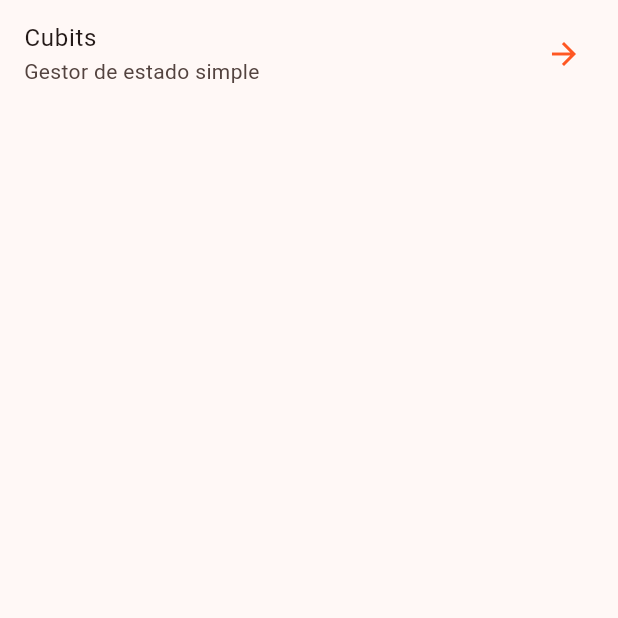
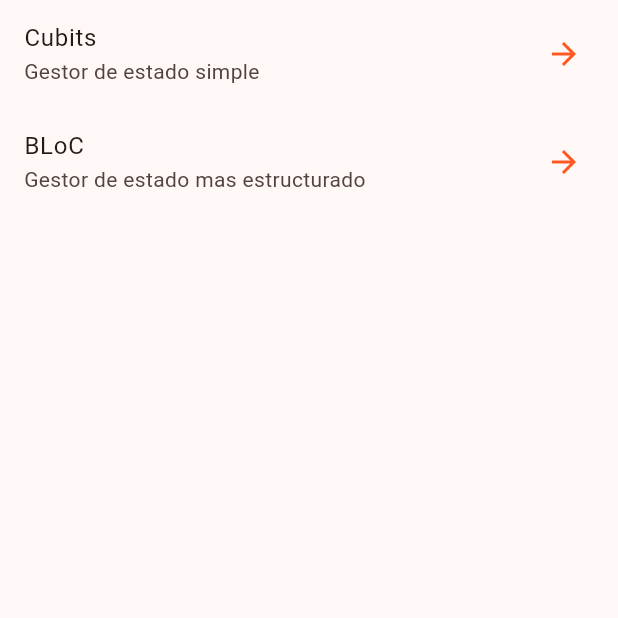
Before and after one commit to anthonny340/flutter-forms_app, a Flutter app: the screen it shows after launch, on a phone screen of 412 x 824 dp, the top half of it. Run offline on Flutter 3.47's test engine with Material 3 defaults, Android fonts, the phone set to English and light mode, and no system bars; our stand-ins replace equatable, flutter_bloc, go_router.

Commit message:
feat(BLoC): implementacion de BLoc y Flutter BLoC
Se crearon los archivos necesarios para utilizar Flutter BLoC, para ello
se empleo la extencion BLoC. Ademas se agrego una nueva ruta.

```diff
--- a/lib/config/router/go_router.dart
+++ b/lib/config/router/go_router.dart
@@ -5,5 +5,9 @@ final appRouter = GoRouter(
   routes: [
     GoRoute(path: '/', builder: (context, state) => HomeScreen()),
     GoRoute(path: '/cubits', builder: (context, state) => CubitCounterScreen()),
+    GoRoute(
+      path: '/counter-bloc',
+      builder: (context, state) => BlocCounterScreen(),
+    ),
   ],
 );
--- a/lib/presentation/screens/bloc_counter_screen.dart
+++ b/lib/presentation/screens/bloc_counter_screen.dart
@@ -7,7 +7,7 @@ class BlocCounterScreen extends StatelessWidget {
   Widget build(BuildContext context) {
     return Scaffold(
       appBar: AppBar(
-        title: Text('Cubit Counter'),
+        title: Text('BLoC Counter'),
         actions: [IconButton(onPressed: () {}, icon: Icon(Icons.refresh))],
       ),
       body: Center(child: const Text('Counter Value: XX')),
--- a/lib/presentation/screens/cubit_counter_screen.dart
+++ b/lib/presentation/screens/cubit_counter_screen.dart
@@ -19,11 +19,11 @@ class _CubitCounterView extends StatelessWidget {
 
   @override
   Widget build(BuildContext context) {
-    final counterState = context.watch<CounterCubit>().state;
+    // final counterState = context.watch<CounterCubit>().state;
 
     return Scaffold(
       appBar: AppBar(
-        title: Text('Cubit Counter: ${counterState.transactionCount}'),
+        title: Text('Cubit Counter: '), //${counterState.transactionCount}'),
         actions: [
           IconButton(
             onPressed: () {
--- a/lib/presentation/screens/home_screen.dart
+++ b/lib/presentation/screens/home_screen.dart
@@ -15,6 +15,12 @@ class HomeScreen extends StatelessWidget {
             trailing: Icon(Icons.arrow_forward),
             onTap: () => context.push('/cubits'),
           ),
+          ListTile(
+            title: Text('BLoC'),
+            subtitle: const Text('Gestor de estado mas estructurado'),
+            trailing: Icon(Icons.arrow_forward),
+            onTap: () => context.push('/counter-bloc'),
+          ),
         ],
       ),
     );
```
Also changed, not shown: lib/presentation/blocs/counter_bloc/counter_bloc.dart (added, +18 -0 lines), lib/presentation/blocs/counter_bloc/counter_event.dart (added, +11 -0 lines), lib/presentation/blocs/counter_bloc/counter_state.dart (added, +16 -0 lines).
